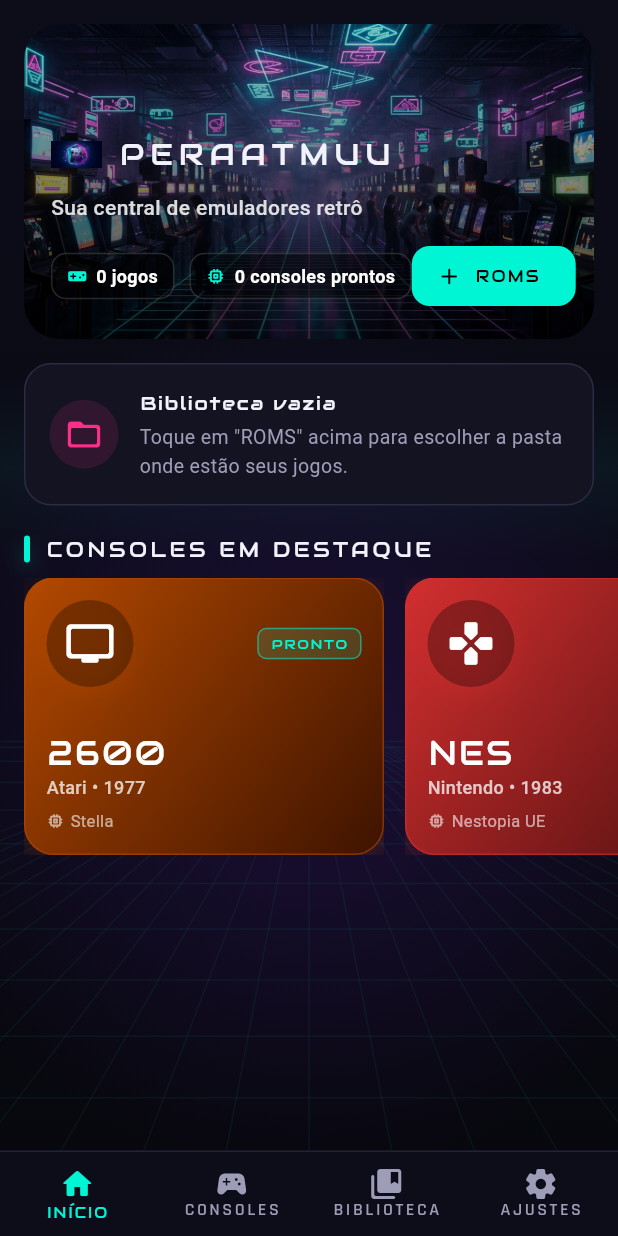
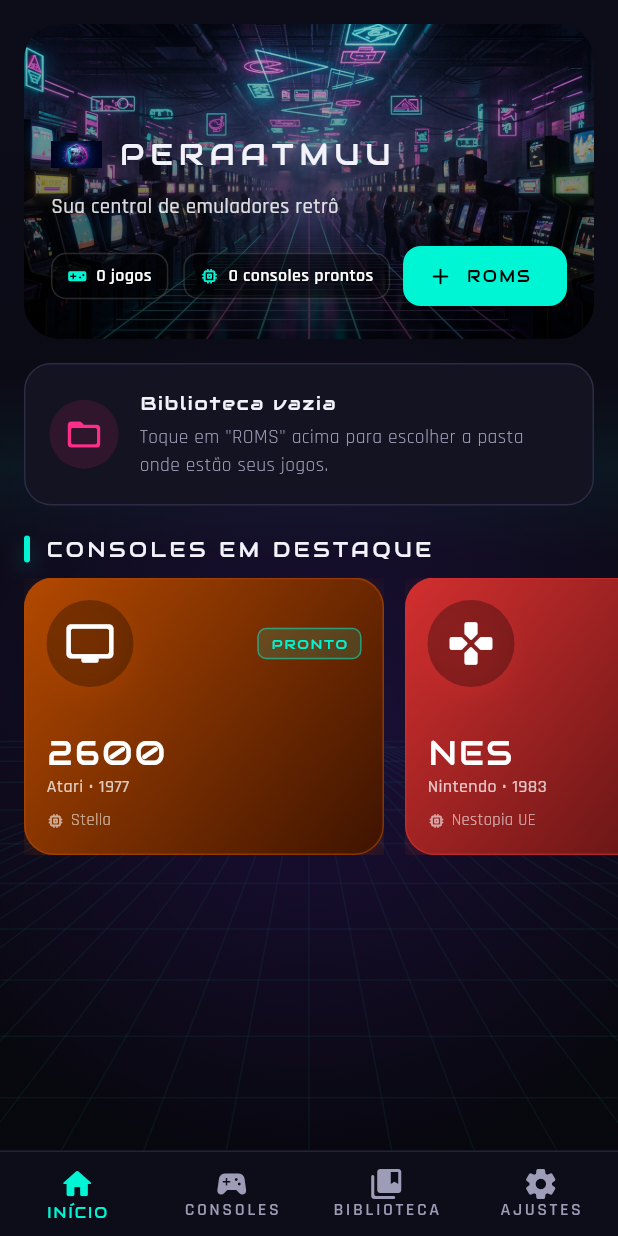
Before and after one commit to HOWCKs/PeraatMuu, a Flutter app: the screen it shows after launch, after a tap on "ROMS", on a phone screen of 412 x 824 dp. Run offline on Flutter 3.47's test engine with Material 3 defaults, Android fonts, the phone set to English and light mode, and no system bars; our stand-ins replace file_picker, package_info_plus, permission_handler; statements that could not run were skipped.

Commit message:
fix: compatibilidade com Flutter 3.44 — remove fontFamily de ThemeData.copyWith
- Flutter 3.44 (stable no CI) removeu o parâmetro 'fontFamily' de
  ThemeData.copyWith (único erro de análise): agora a fonte Rajdhani é
  aplicada via textTheme.apply(fontFamily:)
- Migração completa withOpacity → withValues(alpha:) (deprecado)
- splash: unawaited() na navegação pós-bootstrap

Log do CI analisado via URL assinada: 1 error + 29 infos, todos resolvidos

Co-authored-by: arena-agent <297053741+arena-agent@users.noreply.github.com>

```diff
--- a/lib/theme/app_theme.dart
+++ b/lib/theme/app_theme.dart
@@ -19,7 +19,7 @@ class AppTheme {
     final base = ThemeData.dark();
     return base.copyWith(
       scaffoldBackgroundColor: bg0,
-      fontFamily: 'Rajdhani',
+      textTheme: base.textTheme.apply(fontFamily: 'Rajdhani'),
       colorScheme: const ColorScheme.dark(
         primary: neon,
         secondary: pink,
@@ -56,7 +56,7 @@ class AppTheme {
 
   static List<BoxShadow> glow(Color color, {double blur = 22}) => [
         BoxShadow(
-          color: color.withOpacity(0.45),
+          color: color.withValues(alpha: 0.45),
           blurRadius: blur,
           spreadRadius: -4,
           offset: const Offset(0, 6),
--- a/lib/ui/screens/console_detail_screen.dart
+++ b/lib/ui/screens/console_detail_screen.dart
@@ -105,7 +105,7 @@ class ConsoleDetailScreen extends StatelessWidget {
                         Icon(
                           Icons.folder_off_rounded,
                           size: 44,
-                          color: AppTheme.textMid.withOpacity(0.6),
+                          color: AppTheme.textMid.withValues(alpha: 0.6),
                         ),
                         const SizedBox(height: 10),
                         const Text(
@@ -154,7 +154,7 @@ class ConsoleDetailScreen extends StatelessWidget {
         title: const Text('Remover da biblioteca?'),
         content: Text(
           'O arquivo da ROM não será apagado do dispositivo.',
-          style: TextStyle(color: AppTheme.textMid.withOpacity(0.95)),
+          style: TextStyle(color: AppTheme.textMid.withValues(alpha: 0.95)),
         ),
         actions: [
           TextButton(
@@ -207,7 +207,7 @@ class _Header extends StatelessWidget {
                   Container(
                     padding: const EdgeInsets.all(14),
                     decoration: BoxDecoration(
-                      color: Colors.black.withOpacity(0.32),
+                      color: Colors.black.withValues(alpha: 0.32),
                       shape: BoxShape.circle,
                       boxShadow: AppTheme.glow(system.gradient.first),
                     ),
@@ -225,7 +225,7 @@ class _Header extends StatelessWidget {
                         Text(
                           '${system.maker} • ${system.year}',
                           style: TextStyle(
-                            color: Colors.white.withOpacity(0.8),
+                            color: Colors.white.withValues(alpha: 0.8),
                             fontSize: 13,
                           ),
                         ),
@@ -313,9 +313,9 @@ class _NotesCard extends StatelessWidget {
     return Container(
       padding: const EdgeInsets.all(14),
       decoration: BoxDecoration(
-        color: AppTheme.yellow.withOpacity(0.08),
+        color: AppTheme.yellow.withValues(alpha: 0.08),
         borderRadius: BorderRadius.circular(16),
-        border: Border.all(color: AppTheme.yellow.withOpacity(0.35)),
+        border: Border.all(color: AppTheme.yellow.withValues(alpha: 0.35)),
       ),
       child: Row(
         crossAxisAlignment: CrossAxisAlignment.start,
--- a/lib/ui/screens/home_screen.dart
+++ b/lib/ui/screens/home_screen.dart
@@ -138,8 +138,8 @@ class _HeroHeader extends StatelessWidget {
                       begin: Alignment.topCenter,
                       end: Alignment.bottomCenter,
                       colors: [
-                        Colors.black.withOpacity(0.20),
-                        Colors.black.withOpacity(0.78),
+                        Colors.black.withValues(alpha: 0.20),
+                        Colors.black.withValues(alpha: 0.78),
                       ],
                     ),
                   ),
@@ -173,7 +173,7 @@ class _HeroHeader extends StatelessWidget {
                       Text(
                         'Sua central de emuladores retrô',
                         style: TextStyle(
-                          color: Colors.white.withOpacity(0.85),
+                          color: Colors.white.withValues(alpha: 0.85),
                           fontSize: 14,
                           fontWeight: FontWeight.w500,
                         ),
@@ -233,9 +233,9 @@ class _StatChip extends StatelessWidget {
     return Container(
       padding: const EdgeInsets.symmetric(horizontal: 10, vertical: 6),
       decoration: BoxDecoration(
-        color: Colors.black.withOpacity(0.45),
+        color: Colors.black.withValues(alpha: 0.45),
         borderRadius: BorderRadius.circular(10),
-        border: Border.all(color: Colors.white.withOpacity(0.15)),
+        border: Border.all(color: Colors.white.withValues(alpha: 0.15)),
       ),
       child: Row(
         mainAxisSize: MainAxisSize.min,
@@ -273,7 +273,7 @@ class _EmptyLibraryCard extends StatelessWidget {
             Container(
               padding: const EdgeInsets.all(10),
               decoration: BoxDecoration(
-                color: AppTheme.pink.withOpacity(0.12),
+                color: AppTheme.pink.withValues(alpha: 0.12),
                 shape: BoxShape.circle,
               ),
               child: const Icon(Icons.folder_open_rounded,
--- a/lib/ui/screens/home_shell.dart
+++ b/lib/ui/screens/home_shell.dart
@@ -43,7 +43,7 @@ class _HomeShellState extends State<HomeShell> {
           currentIndex: _index,
           onTap: (i) => setState(() => _index = i),
           type: BottomNavigationBarType.fixed,
-          backgroundColor: AppTheme.bg1.withOpacity(0.96),
+          backgroundColor: AppTheme.bg1.withValues(alpha: 0.96),
           elevation: 0,
           selectedItemColor: AppTheme.neon,
           unselectedItemColor: AppTheme.textMid,
--- a/lib/ui/screens/library_screen.dart
+++ b/lib/ui/screens/library_screen.dart
@@ -184,7 +184,7 @@ class _LibraryEmpty extends StatelessWidget {
               padding: const EdgeInsets.all(22),
               decoration: BoxDecoration(
                 shape: BoxShape.circle,
-                color: AppTheme.purple.withOpacity(0.10),
+                color: AppTheme.purple.withValues(alpha: 0.10),
               ),
               child: const Icon(
                 Icons.videogame_asset_off_rounded,
--- a/lib/ui/screens/splash_screen.dart
+++ b/lib/ui/screens/splash_screen.dart
@@ -1,3 +1,5 @@
+import 'dart:async';
+
 import 'package:flutter/material.dart';
 import 'package:provider/provider.dart';
 
@@ -37,12 +39,14 @@ class _SplashScreenState extends State<SplashScreen>
       Future<void>.delayed(const Duration(milliseconds: 2200)),
     ]);
     if (!mounted) return;
+    unawaited(
       Navigator.of(context).pushReplacement(
         PageRouteBuilder(
           pageBuilder: (_, __, ___) => const HomeShell(),
           transitionsBuilder: (_, animation, __, child) =>
               FadeTransition(opacity: animation, child: child),
           transitionDuration: const Duration(milliseconds: 500),
+        ),
       ),
     );
   }
--- a/lib/ui/widgets/console_card.dart
+++ b/lib/ui/widgets/console_card.dart
@@ -40,7 +40,7 @@ class ConsoleCard extends StatelessWidget {
             border: Border.all(
               color: disabled
                   ? const Color(0xFF2A2A3A)
-                  : system.gradient.first.withOpacity(0.6),
+                  : system.gradient.first.withValues(alpha: 0.6),
             ),
             boxShadow: disabled ? null : AppTheme.glow(system.gradient.first),
           ),
@@ -55,7 +55,7 @@ class ConsoleCard extends StatelessWidget {
                     Container(
                       padding: EdgeInsets.all(large ? 12 : 10),
                       decoration: BoxDecoration(
-                        color: Colors.black.withOpacity(0.30),
+                        color: Colors.black.withValues(alpha: 0.30),
                         shape: BoxShape.circle,
                         boxShadow: disabled
                             ? null
@@ -84,7 +84,7 @@ class ConsoleCard extends StatelessWidget {
                   maxLines: 1,
                   overflow: TextOverflow.ellipsis,
                   style: TextStyle(
-                    color: Colors.white.withOpacity(disabled ? 0.35 : 0.75),
+                    color: Colors.white.withValues(alpha: disabled ? 0.35 : 0.75),
                     fontSize: 12,
                     fontWeight: FontWeight.w500,
                   ),
@@ -96,7 +96,7 @@ class ConsoleCard extends StatelessWidget {
                       Icon(
                         Icons.memory_rounded,
                         size: 12,
-                        color: Colors.white.withOpacity(0.6),
+                        color: Colors.white.withValues(alpha: 0.6),
                       ),
                       const SizedBox(width: 4),
                       Expanded(
@@ -105,7 +105,7 @@ class ConsoleCard extends StatelessWidget {
                           maxLines: 1,
                           overflow: TextOverflow.ellipsis,
                           style: TextStyle(
-                            color: Colors.white.withOpacity(0.6),
+                            color: Colors.white.withValues(alpha: 0.6),
                             fontSize: 11,
                           ),
                         ),
--- a/lib/ui/widgets/neon_background.dart
+++ b/lib/ui/widgets/neon_background.dart
@@ -62,7 +62,7 @@ class _GridPainter extends CustomPainter {
   @override
   void paint(Canvas canvas, Size size) {
     final paint = Paint()
-      ..color = AppTheme.neon.withOpacity(0.055)
+      ..color = AppTheme.neon.withValues(alpha: 0.055)
       ..strokeWidth = 1;
 
     final horizon = size.height * 0.60;
@@ -91,8 +91,8 @@ class _GridPainter extends CustomPainter {
     final glowPaint = Paint()
       ..shader = RadialGradient(
         colors: [
-          AppTheme.purple.withOpacity(0.16),
-          AppTheme.purple.withOpacity(0.0),
+          AppTheme.purple.withValues(alpha: 0.16),
+          AppTheme.purple.withValues(alpha: 0.0),
         ],
       ).createShader(Rect.fromCircle(
         center: Offset(vanishingX, horizon),
@@ -118,9 +118,9 @@ class _ScanPainter extends CustomPainter {
         begin: Alignment.topCenter,
         end: Alignment.bottomCenter,
         colors: [
-          AppTheme.neon.withOpacity(0.0),
-          AppTheme.neon.withOpacity(0.05),
-          AppTheme.neon.withOpacity(0.0),
+          AppTheme.neon.withValues(alpha: 0.0),
+          AppTheme.neon.withValues(alpha: 0.05),
+          AppTheme.neon.withValues(alpha: 0.0),
         ],
       ).createShader(Rect.fromLTWH(0, y - 60, size.width, 120));
     canvas.drawRect(Rect.fromLTWH(0, y - 60, size.width, 120), paint);
--- a/lib/ui/widgets/status_badge.dart
+++ b/lib/ui/widgets/status_badge.dart
@@ -23,9 +23,9 @@ class StatusBadge extends StatelessWidget {
         vertical: compact ? 2 : 3,
       ),
       decoration: BoxDecoration(
-        color: color.withOpacity(0.14),
+        color: color.withValues(alpha: 0.14),
         borderRadius: BorderRadius.circular(6),
-        border: Border.all(color: color.withOpacity(0.5)),
+        border: Border.all(color: color.withValues(alpha: 0.5)),
       ),
       child: Text(
         label,
```
Lines whose indentation alone changed are shown as unchanged.
